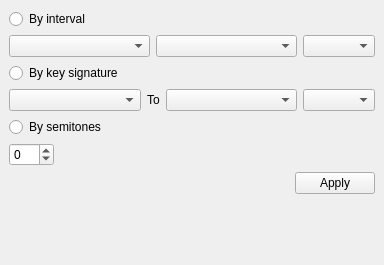
The window that src/ui/transposeview.ui (Ichthyostega/Canorus-debxxx) describes before a commit, drawn with Qt 5.
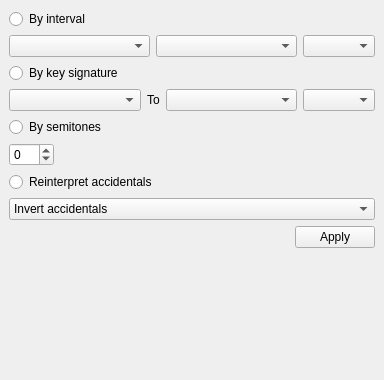
The same window after the commit. Icons and pictures are not drawn.

What changed in the file:
```diff
--- a/src/ui/transposeview.ui
+++ b/src/ui/transposeview.ui
@@ -1,12 +1,12 @@
 <ui version="4.0" >
  <class>uiTransposeView</class>
- <widget class="QDockWidget" name="uiTransposeView" >
-  <property name="geometry" >
+ <widget class="QDockWidget" name="uiTransposeView">
+  <property name="geometry">
    <rect>
     <x>0</x>
     <y>0</y>
     <width>384</width>
-    <height>265</height>
+    <height>380</height>
    </rect>
   </property>
   <property name="sizePolicy" >
@@ -18,8 +18,8 @@
   <property name="windowTitle" >
    <string>Transpose</string>
   </property>
-  <widget class="QWidget" name="dockWidgetContents" >
-   <layout class="QVBoxLayout" name="verticalLayout_4" >
+  <widget class="QWidget" name="dockWidgetContents">
+   <layout class="QVBoxLayout" name="verticalLayout_5">
     <item>
      <layout class="QVBoxLayout" name="verticalLayout" >
       <item>
@@ -123,15 +123,60 @@
      </layout>
     </item>
     <item>
-     <widget class="QDialogButtonBox" name="uiApply" >
-      <property name="standardButtons" >
+     <layout class="QVBoxLayout" name="verticalLayout_4">
+      <item>
+       <widget class="QRadioButton" name="uiReinterpretAccidentals">
+        <property name="text">
+         <string>Reinterpret accidentals</string>
+        </property>
+       </widget>
+      </item>
+      <item>
+       <widget class="QComboBox" name="uiReinterpretType">
+        <property name="currentIndex">
+         <number>2</number>
+        </property>
+        <item>
+         <property name="text">
+          <string>Sharps to Flats</string>
+         </property>
+         <property name="icon">
+          <iconset>
+           <normaloff>images:accidental/sharpstoflats.svg</normaloff>images:accidental/sharpstoflats.svg</iconset>
+         </property>
+        </item>
+        <item>
+         <property name="text">
+          <string>Flats to Sharps</string>
+         </property>
+         <property name="icon">
+          <iconset>
+           <normaloff>images:accidental/flatstosharps.svg</normaloff>images:accidental/flatstosharps.svg</iconset>
+         </property>
+        </item>
+        <item>
+         <property name="text">
+          <string>Invert accidentals</string>
+         </property>
+         <property name="icon">
+          <iconset>
+           <normaloff>images:accidental/invert.svg</normaloff>images:accidental/invert.svg</iconset>
+         </property>
+        </item>
+       </widget>
+      </item>
+     </layout>
+    </item>
+    <item>
+     <widget class="QDialogButtonBox" name="uiApply">
+      <property name="standardButtons">
        <set>QDialogButtonBox::Apply</set>
       </property>
      </widget>
     </item>
     <item>
-     <spacer name="verticalSpacer" >
-      <property name="orientation" >
+     <spacer name="verticalSpacer">
+      <property name="orientation">
        <enum>Qt::Vertical</enum>
       </property>
       <property name="sizeHint" stdset="0" >
```
Left out of the diff: 71 changed lines with no effect on the pictures.
